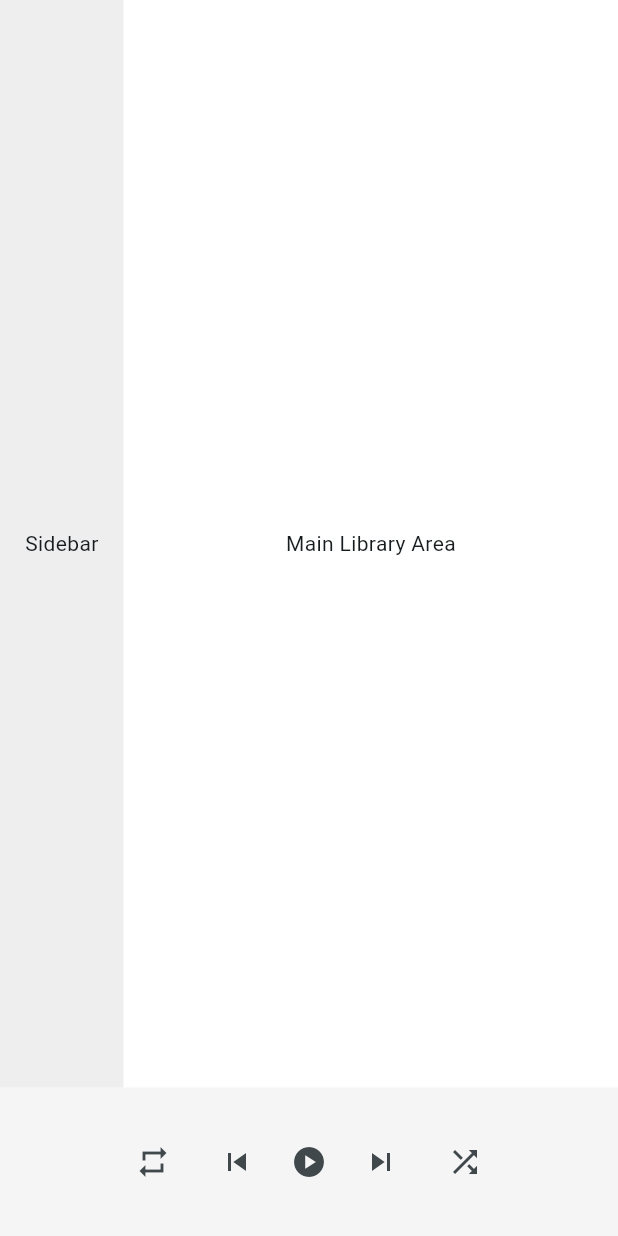
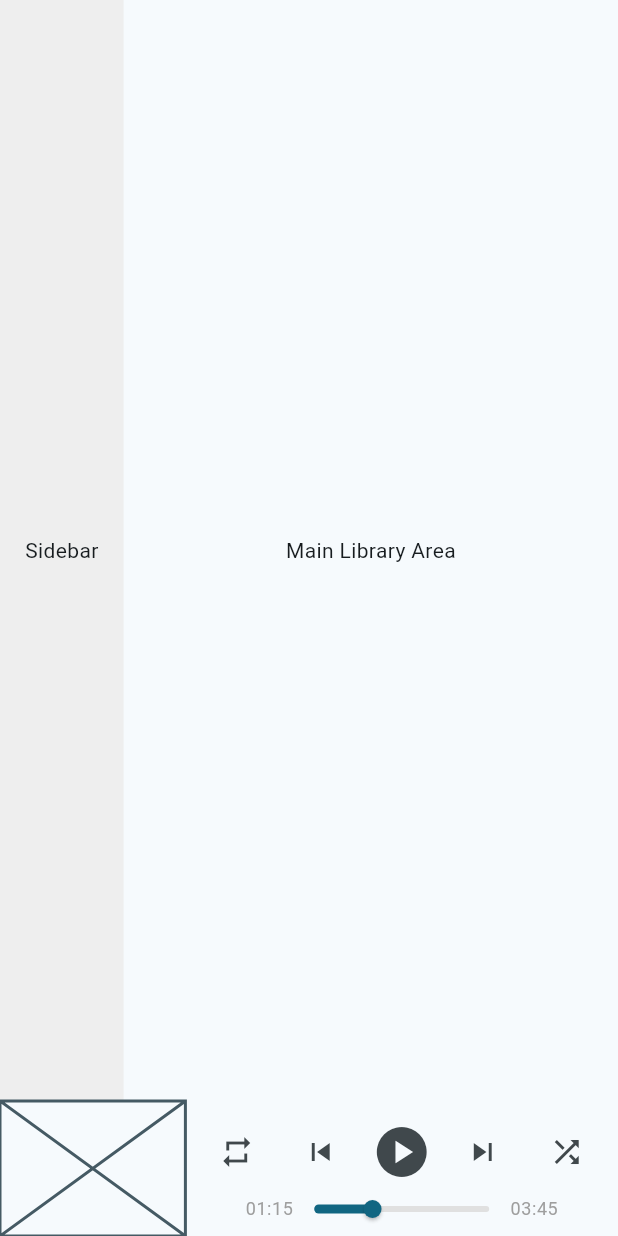
Before and after one commit to jpangestu/nordplayer, a Flutter app: the screen it shows after launch, on a phone screen of 412 x 824 dp. Run offline on Flutter 3.47's test engine with Material 3 defaults, Android fonts, the phone set to English and light mode, and no system bars; missing offline and left inert: window_manager; statements that could not run were skipped.

Commit message:
Add window minimum size and progress bar

```diff
--- a/lib/main.dart
+++ b/lib/main.dart
@@ -1,13 +1,62 @@
 import 'package:flutter/material.dart';
+import 'package:window_manager/window_manager.dart';
 
 import 'package:suara/pages/main_page.dart';
 
-void main() {
+void main() async {
+  WidgetsFlutterBinding.ensureInitialized();
+  await windowManager.ensureInitialized();
+
+  WindowOptions windowOptions = const WindowOptions(
+    size: Size(1200, 800),
+    minimumSize: Size(800, 600),
+    center: true,
+    titleBarStyle: TitleBarStyle.normal,
+  );
+
+  windowManager.waitUntilReadyToShow(windowOptions, () async {
+    await windowManager.show();
+    await windowManager.focus();
+  });
+
   runApp(const SuaraApp());
 }
 
-class SuaraApp extends StatelessWidget {
+class SuaraApp extends StatefulWidget {
   const SuaraApp({super.key});
+
+  @override
+  State<SuaraApp> createState() => _SuaraAppState();
+}
+
+class _SuaraAppState extends State<SuaraApp> with WindowListener {
+  @override
+  void initState() {
+    super.initState();
+    // Listen to window events
+    windowManager.addListener(this);
+  }
+
+  @override
+  void dispose() {
+    // Clean up listener when app closes
+    windowManager.removeListener(this);
+    super.dispose();
+  }
+
+  // Watch for when the window is "Un-maximized"
+  @override
+  void onWindowUnmaximize() {
+    // Force the minimum size again immediately after restoring
+    windowManager.setMinimumSize(const Size(800, 600));
+  }
+
+  // Catch standard resizing too just to be safe
+  @override
+  void onWindowResize() {
+    // Some Linux WMs need a constant reminder
+    windowManager.setMinimumSize(const Size(800, 600));
+  }
 
   @override
   Widget build(BuildContext context) {
--- a/lib/pages/main_page.dart
+++ b/lib/pages/main_page.dart
@@ -12,7 +12,6 @@ class MainPage extends StatelessWidget {
       body: Column(
         children: [
           Expanded(
-            flex: 88,
             child: Row(
               children: [
                 Expanded(
@@ -23,21 +22,16 @@ class MainPage extends StatelessWidget {
                 // Main Content
                 Expanded(
                   flex: 8,
-                  child: Container(
-                    color: Colors.white,
-                    child: Center(child: Text("Main Library Area")),
-                  ),
+                  child: Center(child: Text("Main Library Area")),
                 ),
               ],
             ),
           ),
 
-          Expanded(
-            flex: 12,
-            child: Container(
-              color: Colors.grey[100],
-              child: const PlayerBar(),
-            ),
+          SizedBox(
+            height: 90,
+            width: double.infinity,
+            child: const PlayerBar(),
           ),
         ],
       ),
--- a/lib/widgets/player_bar.dart
+++ b/lib/widgets/player_bar.dart
@@ -1,4 +1,6 @@
 import 'package:flutter/material.dart';
+
+import 'package:suara/widgets/progress_bar.dart';
 
 class PlayerBar extends StatelessWidget {
   const PlayerBar({super.key});
@@ -6,6 +8,15 @@ class PlayerBar extends StatelessWidget {
   @override
   Widget build(BuildContext context) {
     return Row(
+      children: [
+        Expanded(flex: 3, child: Placeholder()),
+        Expanded(
+          flex: 7,
+          child: Column(
+            children: [
+              Padding(
+                padding: const EdgeInsets.only(top: 10),
+                child: Row(
                   mainAxisAlignment: MainAxisAlignment.center,
                   children: [
                     IconButton(
@@ -19,6 +30,7 @@ class PlayerBar extends StatelessWidget {
                       icon: Icon(Icons.skip_previous),
                     ),
                     IconButton(
+                      iconSize: 40,
                       padding: const EdgeInsets.symmetric(horizontal: 10),
                       onPressed: () {},
                       icon: Icon(Icons.play_circle),
@@ -34,6 +46,19 @@ class PlayerBar extends StatelessWidget {
                       icon: Icon(Icons.shuffle),
                     ),
                   ],
+                ),
+              ),
+              ProgressBar(
+                position: const Duration(minutes: 1, seconds: 15), // Mock data
+                duration: const Duration(minutes: 3, seconds: 45), // Mock data
+                onSeek: (newPosition) {
+                  print("User seeked to: $newPosition");
+                },
+              ),
+            ],
+          ),
+        ),
+      ],
     );
   }
 }
--- /dev/null
+++ b/lib/widgets/progress_bar.dart
@@ -0,0 +1,68 @@
+import 'package:flutter/material.dart';
+
+class ProgressBar extends StatelessWidget {
+  final Duration position;
+  final Duration duration;
+  final Function(Duration) onSeek;
+
+  const ProgressBar({
+    super.key,
+    required this.position,
+    required this.duration,
+    required this.onSeek,
+  });
+
+  @override
+  Widget build(BuildContext context) {
+    // Avoid division by zero errors if song hasn't loaded
+    final double max = duration.inMilliseconds.toDouble();
+    final double value = position.inMilliseconds.clamp(0, max).toDouble();
+
+    return Row(
+      mainAxisAlignment: MainAxisAlignment.center,
+      children: [
+        SizedBox(width: 40,),
+        Text(_formatDuration(position), style: _timeStyle(context)),
+        Expanded(
+          child: SliderTheme(
+            // Customizing to make the track thinner and dot smaller (Modern look)
+            data: SliderTheme.of(context).copyWith(
+              trackHeight: 4.0,
+              thumbShape: const RoundSliderThumbShape(enabledThumbRadius: 6.0),
+              overlayShape: const RoundSliderOverlayShape(overlayRadius: 14.0),
+              activeTrackColor: Theme.of(context).colorScheme.primary,
+              inactiveTrackColor: Colors.grey[300],
+            ),
+            child: Slider(
+              min: 0,
+              max: max,
+              value: value,
+              onChanged: (newValue) {
+                // This happens while dragging (optional: update UI immediately)
+              },
+              onChangeEnd: (newValue) {
+                // This happens when user lets go (Seek to this time)
+                onSeek(Duration(milliseconds: newValue.round()));
+              },
+            ),
+          ),
+        ),
+        Text(_formatDuration(duration), style: _timeStyle(context)),
+        SizedBox(width: 40,),
+      ],
+    );
+  }
+
+  // Helper to style the small text
+  TextStyle? _timeStyle(BuildContext context) {
+    return Theme.of(context).textTheme.bodySmall?.copyWith(color: Colors.grey);
+  }
+
+  // Helper to convert Duration to "MM:SS" string
+  String _formatDuration(Duration duration) {
+    String twoDigits(int n) => n.toString().padLeft(2, '0');
+    final minutes = twoDigits(duration.inMinutes.remainder(60));
+    final seconds = twoDigits(duration.inSeconds.remainder(60));
+    return "$minutes:$seconds";
+  }
+}
--- a/pubspec.yaml
+++ b/pubspec.yaml
@@ -34,6 +34,7 @@ dependencies:
   # The following adds the Cupertino Icons font to your application.
   # Use with the CupertinoIcons class for iOS style icons.
   cupertino_icons: ^1.0.8
+  window_manager: ^0.5.1
 
 dev_dependencies:
   flutter_test:
```
Also changed, not shown: pubspec.lock, 5 other files. Lines whose indentation alone changed are shown as unchanged.
